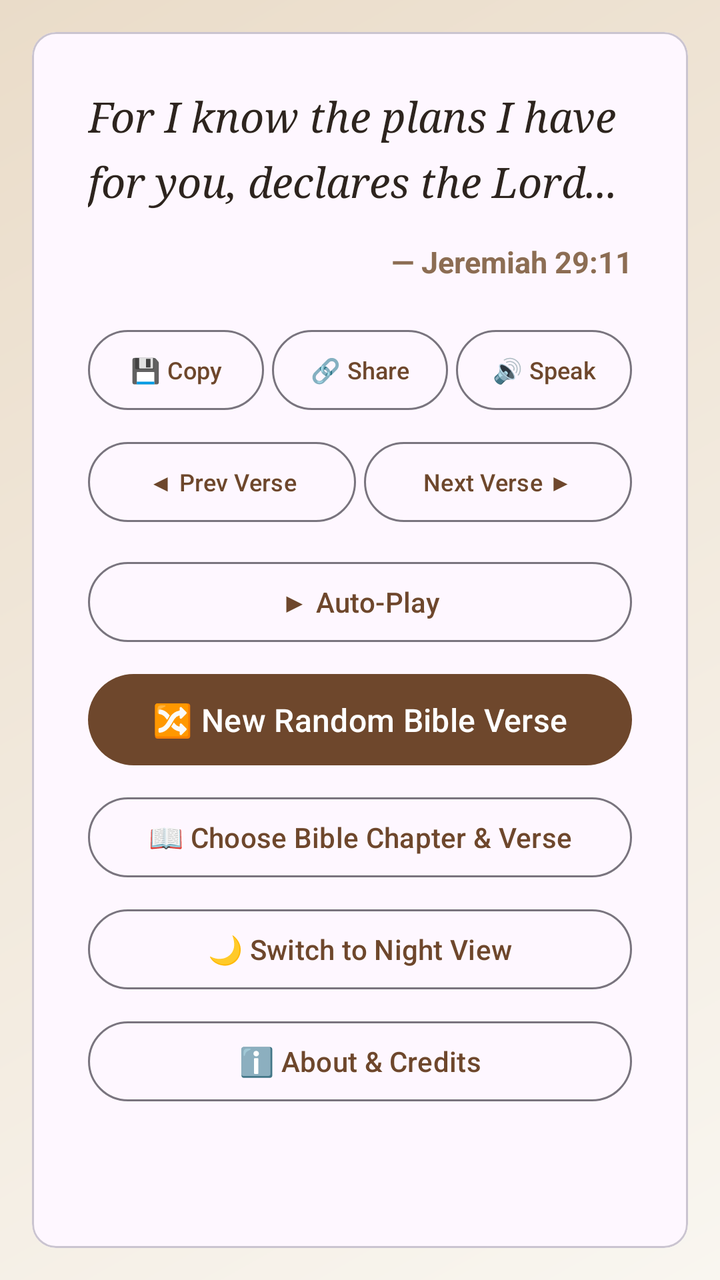
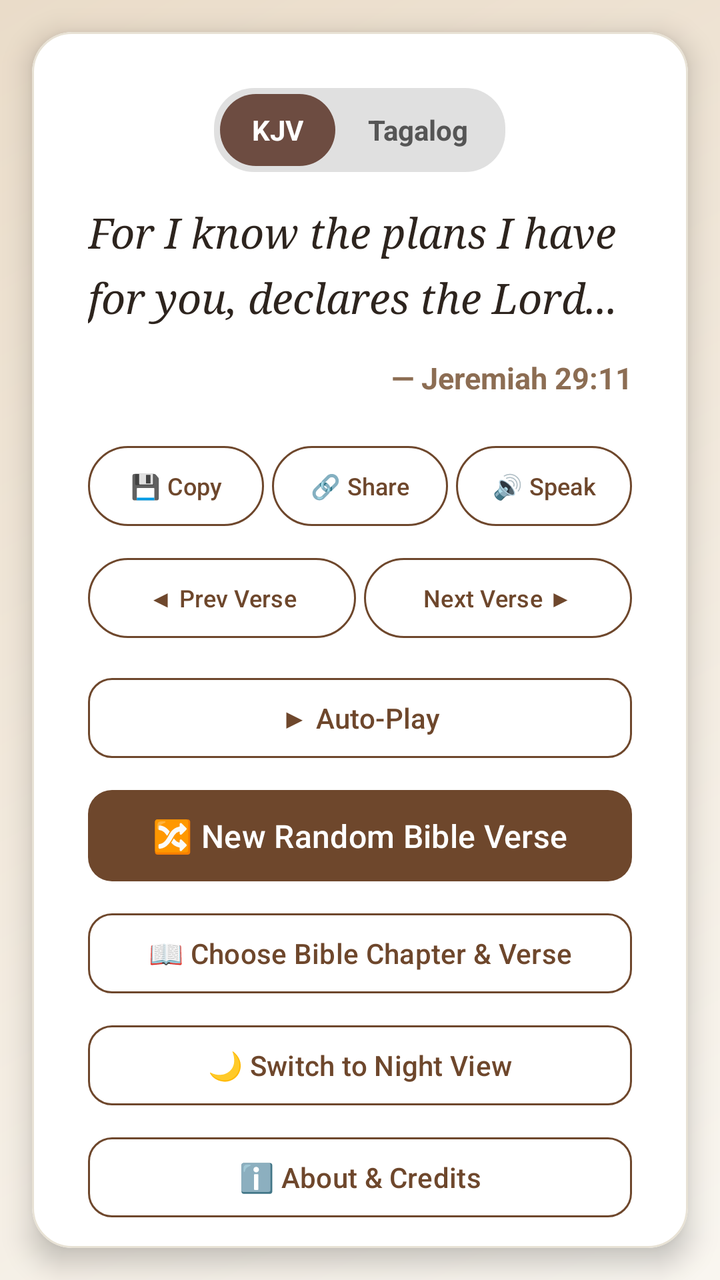

An Android layout rendered at two revisions. The XML below is the earlier revision; the diff shows what the commit changed to produce the second picture.
<!-- AndroidManifest.xml: application theme Theme.RandomBibleVerse -->
<!-- res/layout/activity_main.xml -->
<?xml version="1.0" encoding="utf-8"?>
<RelativeLayout xmlns:android="http://schemas.android.com/apk/res/android"
    xmlns:app="http://schemas.android.com/apk/auto"
    android:layout_width="match_parent"
    android:layout_height="match_parent"
    android:background="@drawable/bg_gradient">

    
    <com.google.android.material.card.MaterialCardView
        android:id="@+id/verseCard"
        android:layout_width="match_parent"
        android:layout_height="match_parent"
        android:layout_margin="16dp"
        app:cardCornerRadius="20dp"
        app:cardElevation="8dp"
        app:cardBackgroundColor="#FFFFFF"
        app:strokeWidth="1dp"
        app:strokeColor="#E8E2D5">

        
        <ScrollView
            android:layout_width="match_parent"
            android:layout_height="match_parent"
            android:fillViewport="true"
            android:scrollbars="none">

            <LinearLayout
                android:layout_width="match_parent"
                android:layout_height="wrap_content"
                android:orientation="vertical"
                android:padding="28dp">

                
                <TextView
                    android:id="@+id/tvVerseText"
                    android:layout_width="match_parent"
                    android:layout_height="wrap_content"
                    android:text="For I know the plans I have for you, declares the Lord..."
                    android:textSize="21sp"
                    android:textColor="#2D241E"
                    android:fontFamily="serif"
                    android:lineSpacingMultiplier="1.3"
                    android:textStyle="italic" />

                
                <TextView
                    android:id="@+id/tvVerseRef"
                    android:layout_width="match_parent"
                    android:layout_height="wrap_content"
                    android:layout_marginTop="16dp"
                    android:text="— Jeremiah 29:11"
                    android:textSize="15sp"
                    android:textColor="#8C6D53"
                    android:textStyle="bold"
                    android:gravity="end" />

                
                <LinearLayout
                    android:layout_width="match_parent"
                    android:layout_height="wrap_content"
                    android:layout_marginTop="20dp"
                    android:orientation="horizontal"
                    android:weightSum="3">
                    
                    
                    <com.google.android.material.button.MaterialButton
                        android:id="@+id/btnCopy"
                        style="?attr/materialButtonOutlinedStyle"
                        android:layout_width="0dp"
                        android:layout_height="wrap_content"
                        android:layout_weight="1"
                        android:text="💾 Copy"
                        android:textSize="12sp"
                        android:insetLeft="0dp"
                        android:insetRight="0dp"
                        android:paddingHorizontal="2dp"
                        android:textColor="#6E472C"
                        app:strokeColor="#6E472C"
                        android:layout_marginEnd="2dp" />
                    
                    
                    <com.google.android.material.button.MaterialButton
                        android:id="@+id/btnShare"
                        style="?attr/materialButtonOutlinedStyle"
                        android:layout_width="0dp"
                        android:layout_height="wrap_content"
                        android:layout_weight="1"
                        android:text="🔗 Share"
                        android:textSize="12sp"
                        android:insetLeft="0dp"
                        android:insetRight="0dp"
                        android:paddingHorizontal="2dp"
                        android:textColor="#6E472C"
                        app:strokeColor="#6E472C"
                        android:layout_marginStart="2dp"
                        android:layout_marginEnd="2dp" />

                    
                    <com.google.android.material.button.MaterialButton
                        android:id="@+id/btnSpeak"
                        style="?attr/materialButtonOutlinedStyle"
                        android:layout_width="0dp"
                        android:layout_height="wrap_content"
                        android:layout_weight="1"
                        android:text="🔊 Speak"
                        android:textSize="12sp"
                        android:insetLeft="0dp"
                        android:insetRight="0dp"
                        android:paddingHorizontal="2dp"
                        android:textColor="#6E472C"
                        app:strokeColor="#6E472C"
                        android:layout_marginStart="2dp" />
                </LinearLayout>

                
                <LinearLayout
                    android:layout_width="match_parent"
                    android:layout_height="wrap_content"
                    android:layout_marginTop="8dp"
                    android:orientation="horizontal"
                    android:weightSum="2">

                    
                    <com.google.android.material.button.MaterialButton
                        android:id="@+id/btnPrev"
                        style="?attr/materialButtonOutlinedStyle"
                        android:layout_width="0dp"
                        android:layout_height="wrap_content"
                        android:layout_weight="1"
                        android:text="◀ Prev Verse"
                        android:textSize="12sp"
                        android:insetLeft="0dp"
                        android:insetRight="0dp"
                        android:textColor="#6E472C"
                        app:strokeColor="#6E472C"
                        android:layout_marginEnd="2dp" />

                    
                    <com.google.android.material.button.MaterialButton
                        android:id="@+id/btnNext"
                        style="?attr/materialButtonOutlinedStyle"
                        android:layout_width="0dp"
                        android:layout_height="wrap_content"
                        android:layout_weight="1"
                        android:text="Next Verse ▶"
                        android:textSize="12sp"
                        android:insetLeft="0dp"
                        android:insetRight="0dp"
                        android:textColor="#6E472C"
                        app:strokeColor="#6E472C"
                        android:layout_marginStart="2dp" />
                </LinearLayout>

                
                <com.google.android.material.button.MaterialButton
                    android:id="@+id/btnAutoPlay"
                    style="?attr/materialButtonOutlinedStyle"
                    android:layout_width="match_parent"
                    android:layout_height="wrap_content"
                    android:layout_marginTop="12dp"
                    android:text="▶ Auto-Play"
                    android:textSize="14sp"
                    android:textColor="#6E472C"
                    app:strokeColor="#6E472C"
                    app:cornerRadius="12dp" />

                
                <com.google.android.material.button.MaterialButton
                    android:id="@+id/btnRefresh"
                    android:layout_width="match_parent"
                    android:layout_height="wrap_content"
                    android:layout_marginTop="8dp"
                    android:text="🔀 New Random Bible Verse"
                    android:textSize="16sp"
                    android:paddingVertical="12dp"
                    app:backgroundTint="#6E472C"
                    app:cornerRadius="12dp" />

                
                <com.google.android.material.button.MaterialButton
                    android:id="@+id/btnSelectManual"
                    style="?attr/materialButtonOutlinedStyle"
                    android:layout_width="match_parent"
                    android:layout_height="wrap_content"
                    android:layout_marginTop="8dp"
                    android:text="📖 Choose Bible Chapter &amp; Verse"
                    android:textColor="#6E472C"
                    app:strokeColor="#6E472C"
                    app:cornerRadius="12dp" />

                
                <com.google.android.material.button.MaterialButton
                    android:id="@+id/btnToggleTheme"
                    style="?attr/materialButtonOutlinedStyle"
                    android:layout_width="match_parent"
                    android:layout_height="wrap_content"
                    android:layout_marginTop="8dp"
                    android:text="🌙 Switch to Night View"
                    android:textColor="#6E472C"
                    app:strokeColor="#6E472C"
                    app:cornerRadius="12dp" />

                
                <com.google.android.material.button.MaterialButton
                    android:id="@+id/btnAbout"
                    style="?attr/materialButtonOutlinedStyle"
                    android:layout_width="match_parent"
                    android:layout_height="wrap_content"
                    android:layout_marginTop="8dp"
                    android:layout_marginBottom="4dp"
                    android:text="ℹ️ About &amp; Credits"
                    android:textColor="#6E472C"
                    app:strokeColor="#6E472C"
                    app:cornerRadius="12dp" />

            </LinearLayout>
        </ScrollView>
    </com.google.android.material.card.MaterialCardView>
</RelativeLayout>
<!-- resources referenced by this layout -->
<resources>
  <!-- drawable bg_gradient (drawable) -->
  <?xml version="1.0" encoding="utf-8"?>
  <shape xmlns:android="http://schemas.android.com/apk/res/android"
      android:shape="rectangle">
      <gradient
          android:angle="135"
          android:startColor="#F9F6F0"
          android:endColor="#EADcc9"
          android:type="linear" />
  </shape>
  <style name="Theme.RandomBibleVerse" parent="Theme.Material3.DayNight.NoActionBar">
          
          <item name="colorPrimary">#6E472C</item>
          <item name="android:statusBarColor">#6E472C</item>
      </style>
</resources>

<!-- the commit's change to res/layout/activity_main.xml (unified diff, before → after) -->
@@ -1,6 +1,6 @@
 <?xml version="1.0" encoding="utf-8"?>
 <RelativeLayout xmlns:android="http://schemas.android.com/apk/res/android"
-    xmlns:app="http://schemas.android.com/apk/auto"
+    xmlns:app="http://schemas.android.com/apk/res-auto"
     android:layout_width="match_parent"
     android:layout_height="match_parent"
     android:background="@drawable/bg_gradient">
@@ -31,6 +31,15 @@
                 android:padding="28dp">
 
                 
+                <include
+                    android:id="@+id/languageTogglePill"
+                    layout="@layout/layout_language_toggle"
+                    android:layout_width="wrap_content"
+                    android:layout_height="wrap_content"
+                    android:layout_gravity="center_horizontal"
+                    android:layout_marginBottom="16dp" />
+
+                
                 <TextView
                     android:id="@+id/tvVerseText"
                     android:layout_width="match_parent"
@@ -217,3 +226,38 @@
         </ScrollView>
     </com.google.android.material.card.MaterialCardView>
 </RelativeLayout>
+<!-- res/layout/layout_language_toggle.xml (included above) -->
+<?xml version="1.0" encoding="utf-8"?>
+<LinearLayout xmlns:android="http://schemas.android.com/apk/res/android"
+    android:layout_width="wrap_content"
+    android:layout_height="wrap_content"
+    android:orientation="horizontal"
+    android:background="@drawable/bg_pill_container"
+    android:padding="3dp"
+    android:gravity="center">
+
+    <TextView
+        android:id="@+id/btnKjv"
+        android:layout_width="wrap_content"
+        android:layout_height="36dp"
+        android:text="KJV"
+        android:textSize="14sp"
+        android:textStyle="bold"
+        android:gravity="center"
+        android:paddingHorizontal="16dp"
+        android:background="@drawable/bg_pill_selected"
+        android:textColor="@android:color/white" />
+
+    <TextView
+        android:id="@+id/btnTagalog"
+        android:layout_width="wrap_content"
+        android:layout_height="36dp"
+        android:text="Tagalog"
+        android:textSize="14sp"
+        android:textStyle="bold"
+        android:gravity="center"
+        android:paddingHorizontal="16dp"
+        android:background="@android:color/transparent"
+        android:textColor="#555555" />
+
+</LinearLayout>
<!-- resource entries referenced after the edit -->
@@ -10,6 +10,20 @@
           android:endColor="#EADcc9"
           android:type="linear" />
   </shape>
+  <!-- drawable bg_pill_container (drawable) -->
+  <?xml version="1.0" encoding="utf-8"?>
+  <shape xmlns:android="http://schemas.android.com/apk/res/android"
+      android:shape="rectangle">
+      <solid android:color="#E0E0E0" />
+      <corners android:radius="20dp" />
+  </shape>
+  <!-- drawable bg_pill_selected (drawable) -->
+  <?xml version="1.0" encoding="utf-8"?>
+  <shape xmlns:android="http://schemas.android.com/apk/res/android"
+      android:shape="rectangle">
+      <solid android:color="#6D4C41" /> 
+      <corners android:radius="18dp" />
+  </shape>
   <style name="Theme.RandomBibleVerse" parent="Theme.Material3.DayNight.NoActionBar">
           
           <item name="colorPrimary">#6E472C</item>
